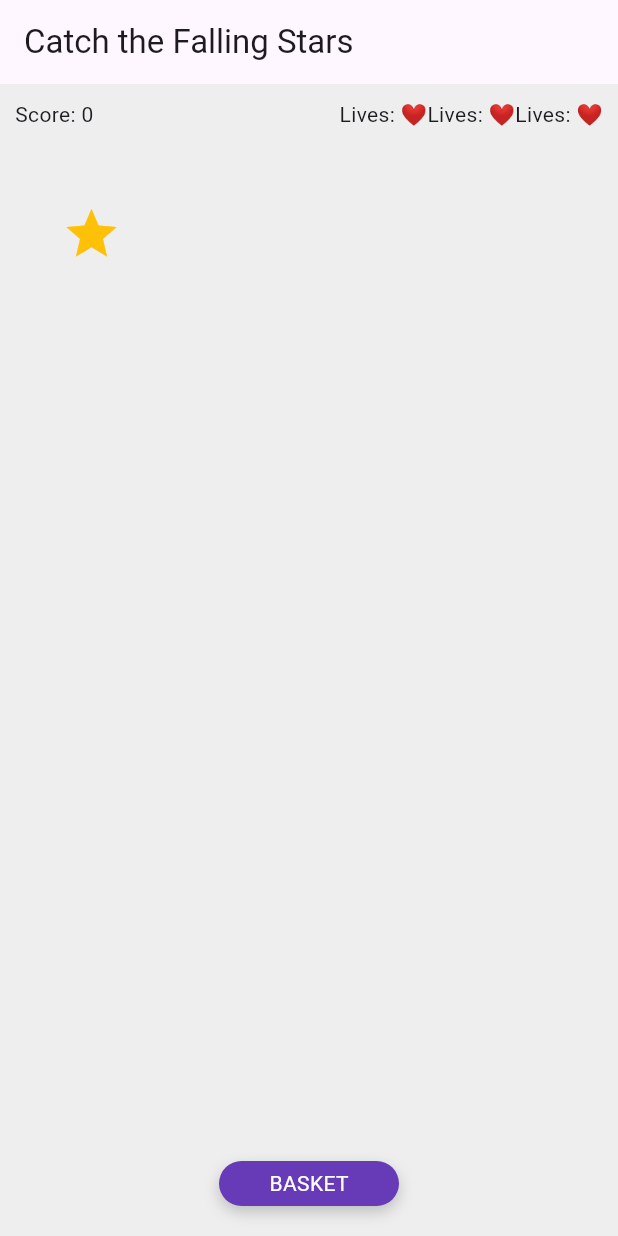
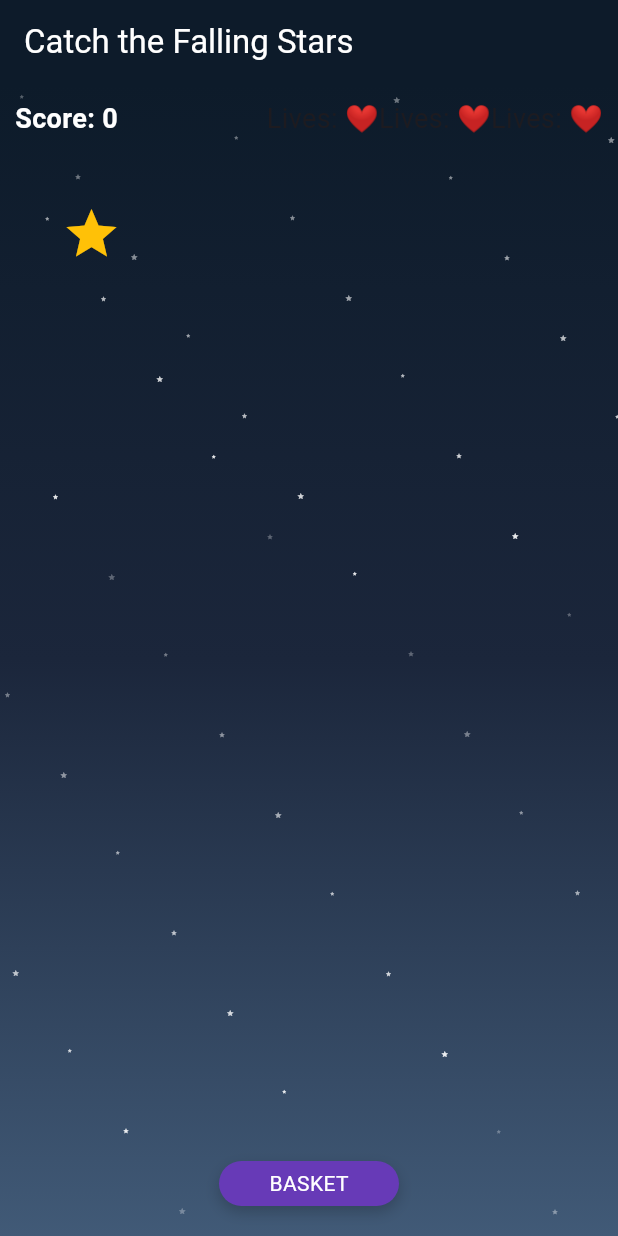
Before and after one commit to ghsenu/flutter-arcade, a Flutter app: the screen it shows after launch, after a tap on "Start Game", on a phone screen of 412 x 824 dp. Run offline on Flutter 3.47's test engine with Material 3 defaults, Android fonts, the phone set to English and light mode, and no system bars; our stand-ins replace audioplayers.

Commit message:
feat:new updates

```diff
--- a/lib/main.dart
+++ b/lib/main.dart
@@ -32,9 +32,16 @@ class _CatchStarsGameState extends State<CatchStarsGame> {
   final AudioPlayer _missPlayer = AudioPlayer();
   final AudioPlayer _gameOverPlayer = AudioPlayer();
 
+  // Background stars
+  List<Offset> backgroundStars = [];
+
   bool isPlaying = false;
   int score = 0;
   int lives = 3;
+  int combo = 0;
+  int comboMultiplier = 1;
+  String comboMessage = '';
+  Timer? comboMessageTimer;
 
   // Basket
   double basketX = 120;
@@ -60,12 +67,63 @@ class _CatchStarsGameState extends State<CatchStarsGame> {
     _gameOverPlayer.play(UrlSource('https://assets.mixkit.co/active_storage/sfx/2018/2018-preview.mp3'));
   }
 
+  void _updateCombo() {
+    combo++;
+
+    // Calculate multiplier based on combo
+    if (combo >= 20) {
+      comboMultiplier = 5;
+    } else if (combo >= 15) {
+      comboMultiplier = 4;
+    } else if (combo >= 10) {
+      comboMultiplier = 3;
+    } else if (combo >= 5) {
+      comboMultiplier = 2;
+    } else {
+      comboMultiplier = 1;
+    }
+
+    // Show combo message for special milestones
+    if (combo == 5) {
+      _showComboMessage('COMBO x2!');
+    } else if (combo == 10) {
+      _showComboMessage('GREAT COMBO x3!');
+    } else if (combo == 15) {
+      _showComboMessage('AMAZING COMBO x4!');
+    } else if (combo == 20) {
+      _showComboMessage('LEGENDARY COMBO x5!');
+    } else if (combo % 10 == 0 && combo > 20) {
+      _showComboMessage('UNSTOPPABLE x5!');
+    }
+  }
+
+  void _resetCombo() {
+    combo = 0;
+    comboMultiplier = 1;
+    comboMessage = '';
+    comboMessageTimer?.cancel();
+  }
+
+  void _showComboMessage(String message) {
+    setState(() {
+      comboMessage = message;
+    });
+
+    comboMessageTimer?.cancel();
+    comboMessageTimer = Timer(const Duration(seconds: 2), () {
+      setState(() {
+        comboMessage = '';
+      });
+    });
+  }
+
   @override
   void dispose() {
     _catchPlayer.dispose();
     _missPlayer.dispose();
     _gameOverPlayer.dispose();
     gameTimer?.cancel();
+    comboMessageTimer?.cancel();
     super.dispose();
   }
 
@@ -74,6 +132,7 @@ class _CatchStarsGameState extends State<CatchStarsGame> {
       isPlaying = true;
       score = 0;
       lives = 3;
+      _resetCombo();
       basketX = (size.width - basketWidth) / 2;
       spawnStar(size);
     });
@@ -111,8 +170,9 @@ class _CatchStarsGameState extends State<CatchStarsGame> {
         starX + 40 >= basketX &&
         starX <= basketX + basketWidth) {
       _playCatchSound();
+      _updateCombo();
       setState(() {
-        score++;
+        score += comboMultiplier; // Apply combo multiplier to score
         starSpeed += 20;
       });
       spawnStar(size);
@@ -121,6 +181,7 @@ class _CatchStarsGameState extends State<CatchStarsGame> {
     // Miss
     if (starY > size.height) {
       _playMissSound();
+      _resetCombo();
       setState(() => lives--);
       if (lives <= 0) {
         endGame();
@@ -135,19 +196,115 @@ class _CatchStarsGameState extends State<CatchStarsGame> {
   @override
   Widget build(BuildContext context) {
     return Scaffold(
-      appBar: AppBar(title: const Text('Catch the Falling Stars')),
+      appBar: AppBar(
+        title: const Text('Catch the Falling Stars'),
+        backgroundColor: const Color(0xFF0D1B2A),
+        foregroundColor: Colors.white,
+      ),
       body: LayoutBuilder(
         builder: (context, constraints) {
           final size = constraints.biggest;
 
           return Stack(
             children: [
-              // Background
-              Container(color: Colors.grey.shade200),
+              // Night sky background
+              Container(
+                decoration: const BoxDecoration(
+                  gradient: LinearGradient(
+                    begin: Alignment.topCenter,
+                    end: Alignment.bottomCenter,
+                    colors: [
+                      Color(0xFF0D1B2A), // Dark blue
+                      Color(0xFF1B263B), // Midnight blue
+                      Color(0xFF415A77), // Lighter blue at horizon
+                    ],
+                  ),
+                ),
+              ),
+
+              // Background twinkling stars
+              ...List.generate(50, (index) {
+                final x = (index * 37 + 13) % size.width.toInt();
+                final y = (index * 53 + 7) % size.height.toInt();
+                final starSize = (index % 3 + 1) * 1.0;
+                final opacity = 0.3 + (index % 7) * 0.1;
+                return Positioned(
+                  left: x.toDouble(),
+                  top: y.toDouble(),
+                  child: Icon(
+                    Icons.star,
+                    size: starSize + 2,
+                    color: Colors.white.withOpacity(opacity),
+                  ),
+                );
+              }),
 
               // Score & lives
-              Positioned(top: 10, left: 10, child: Text('Score: $score')),
-              Positioned(top: 10, right: 10, child: Text('Lives: ❤️' * lives)),
+              Positioned(
+                top: 10,
+                left: 10,
+                child: Column(
+                  crossAxisAlignment: CrossAxisAlignment.start,
+                  children: [
+                    Text(
+                      'Score: $score',
+                      style: const TextStyle(color: Colors.white, fontSize: 18, fontWeight: FontWeight.bold),
+                    ),
+                    if (combo > 0)
+                      Text(
+                        'Combo: ${combo}x (${comboMultiplier}x points)',
+                        style: TextStyle(
+                          color: combo >= 10 ? Colors.amber : Colors.cyan,
+                          fontSize: 14,
+                          fontWeight: FontWeight.bold,
+                        ),
+                      ),
+                  ],
+                ),
+              ),
+              Positioned(
+                top: 10,
+                right: 10,
+                child: Text(
+                  'Lives: ❤️' * lives,
+                  style: const TextStyle(fontSize: 18),
+                ),
+              ),
+
+              // Combo message
+              if (comboMessage.isNotEmpty)
+                Center(
+                  child: Container(
+                    margin: const EdgeInsets.only(top: 100),
+                    padding: const EdgeInsets.symmetric(horizontal: 20, vertical: 10),
+                    decoration: BoxDecoration(
+                      color: Colors.amber.withOpacity(0.9),
+                      borderRadius: BorderRadius.circular(25),
+                      boxShadow: [
+                        BoxShadow(
+                          color: Colors.amber.withOpacity(0.5),
+                          blurRadius: 15,
+                          spreadRadius: 3,
+                        ),
+                      ],
+                    ),
+                    child: Text(
+                      comboMessage,
+                      style: const TextStyle(
+                        color: Colors.white,
+                        fontSize: 24,
+                        fontWeight: FontWeight.bold,
+                        shadows: [
+                          Shadow(
+                            color: Colors.black54,
+                            offset: Offset(2, 2),
+                            blurRadius: 4,
+                          ),
+                        ],
+                      ),
+                    ),
+                  ),
+                ),
 
               // Star
               if (isPlaying)
```
